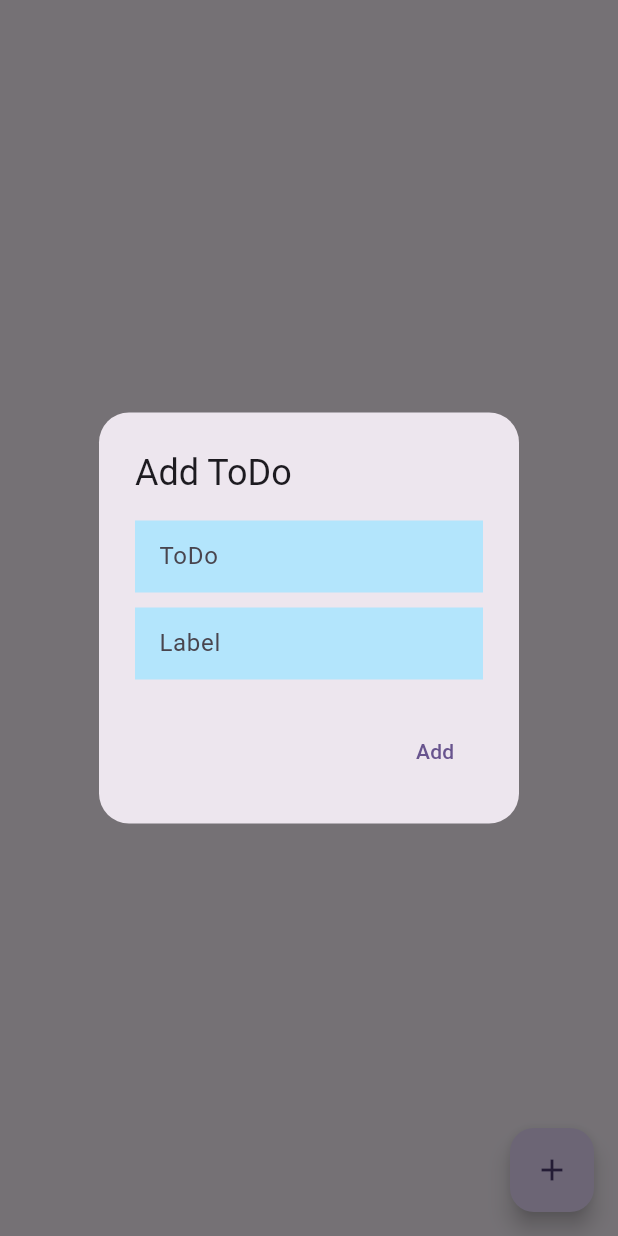
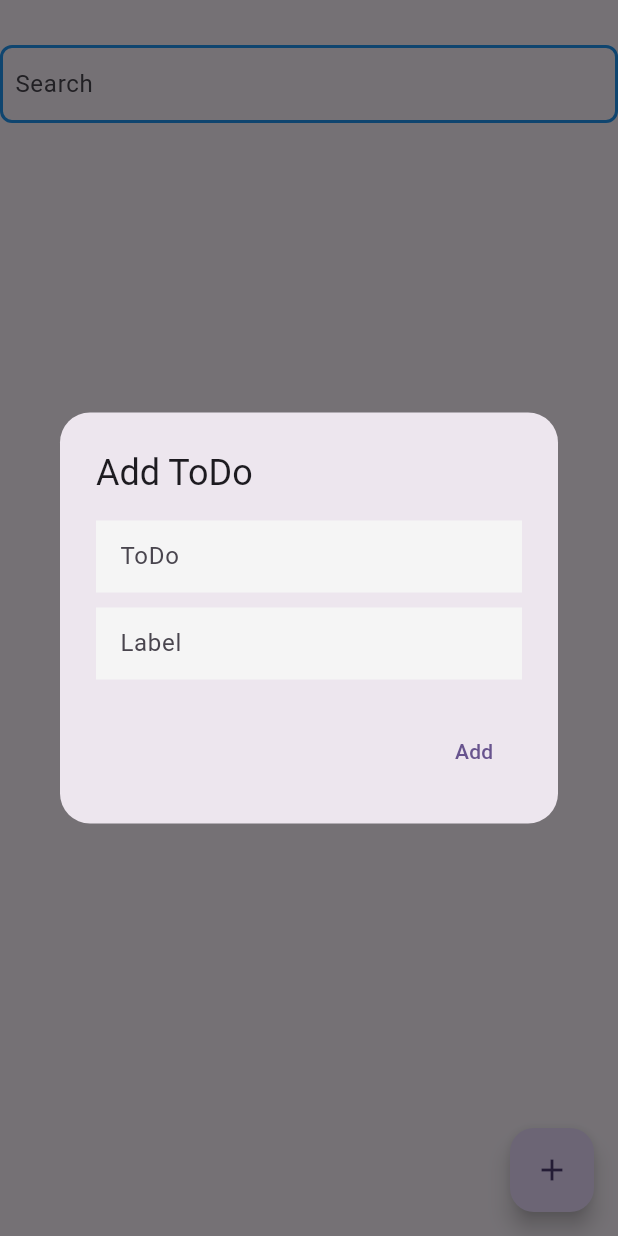
Before and after one commit to AustinJNilavoor/todo, a Flutter app: the screen it shows after launch, after a tap on the "add" icon, on a phone screen of 412 x 824 dp. Run offline on Flutter 3.47's test engine with Material 3 defaults, Android fonts, the phone set to English and light mode, and no system bars; our stand-ins replace hive, hive_flutter; accounts and stored records are empty.

Commit message:
wrapped each todo with container

```diff
--- a/lib/homepage.dart
+++ b/lib/homepage.dart
@@ -13,6 +13,7 @@ class HomePage extends StatefulWidget {
 class _HomePageState extends State<HomePage> {
   final todoController = TextEditingController();
   final labelController = TextEditingController();
+  final searchController = TextEditingController();
   final formKey = GlobalKey<FormState>();
   @override
   void dispose() {
@@ -48,6 +49,8 @@ class _HomePageState extends State<HomePage> {
       title: const Text('Add ToDo'),
       content: Form(
         key: formKey,
+        child: SizedBox(
+          width: 300,
           child: Column(
             mainAxisSize: MainAxisSize.min,
             children: [
@@ -56,7 +59,7 @@ class _HomePageState extends State<HomePage> {
                 controller: todoController,
                 decoration: InputDecoration(
                   filled: true,
-                fillColor: Colors.lightBlue.shade100,
+                  fillColor: Colors.grey.shade100,
                   border: InputBorder.none,
                   hintText: "ToDo",
                 ),
@@ -66,12 +69,13 @@ class _HomePageState extends State<HomePage> {
                 controller: labelController,
                 decoration: InputDecoration(
                   filled: true,
-                fillColor: Colors.lightBlue.shade100,
+                  fillColor: Colors.grey.shade100,
                   border: InputBorder.none,
                   hintText: "Label",
                 ),
               ),
             ],
+          ),
         ),
       ),
       actions: [addButton(context, todoController)],
@@ -83,7 +87,6 @@ class _HomePageState extends State<HomePage> {
       onPressed: () {
         final isValid = formKey.currentState!.validate();
         if (isValid) {
-          print(todoctrl.text);
           addTodo(todoctrl.text);
           todoctrl.text = '';
           Navigator.of(context).pop();
@@ -95,12 +98,51 @@ class _HomePageState extends State<HomePage> {
 
   Widget buildBody(List<Todo> todos) {
     todos.sort((a, b) => (b.isTicked ? 0 : 1) - (a.isTicked ? 0 : 1));
-    return ListView.builder(
+    return SizedBox(
+      width: double.infinity,
+      child: Column(
+        crossAxisAlignment: CrossAxisAlignment.center,
+        children: [
+          SizedBox(height: 30,),
+          Container(
+            width: 500,
+            decoration: BoxDecoration(
+              border: Border.all(
+                color: Colors.blue,
+                width: 2,
+              ),
+              borderRadius: BorderRadius.circular(8),
+            ),
+            child: Padding(
+              padding: const EdgeInsets.only(left: 8.0,right: 8),
+              child: TextField(
+                decoration: InputDecoration(hintText: "Search",border: InputBorder.none,),
+              ),
+            ),
+          ),
+          SizedBox(height: 30,),
+          Expanded(
+            child: SizedBox(
+              width: 700,
+              child: ListView.builder(
                 shrinkWrap: true,
                 itemCount: todos.length,
                 padding: EdgeInsets.all(12),
                 itemBuilder: (context, index) {
-        return Row(
+                  return Padding(
+                    padding: const EdgeInsets.all(4.0),
+                    child: Container(
+                      decoration: BoxDecoration(color: Colors.grey.shade300,borderRadius: BorderRadius.circular(10)),
+                      child: Padding(
+                        padding: const EdgeInsets.all(3.0),
+                        child: Row(
+                          mainAxisAlignment: MainAxisAlignment.spaceBetween,
+                          // mainAxisSize: MainAxisSize.min,
+                          children: [
+                            Row(
+                              // mainAxisAlignment: MainAxisAlignment.start,
+                              // crossAxisAlignment: CrossAxisAlignment.start,
+                              // mainAxisSize: MainAxisSize.min,
                               children: [
                                 IconButton(
                                   onPressed: () {
@@ -115,13 +157,24 @@ class _HomePageState extends State<HomePage> {
                                         : Icons.check_box_outline_blank,
                                   ),
                                 ),
-            Text(
+                                SizedBox(
+                                  width: 580,
+                                  child: Text(
+                                    softWrap: true,
+                                    overflow: TextOverflow.visible,
+                                    maxLines: null,
                                     todos[index].todo,
                                     style: TextStyle(
                                       decoration:
-                    todos[index].isTicked ? TextDecoration.lineThrough : null,
+                                          todos[index].isTicked
+                                              ? TextDecoration.lineThrough
+                                              : null,
                                     ),
                                   ),
+                                ),
+                              ],
+                            ),
+
                             IconButton(
                               onPressed: () {
                                 deleteTodo(todos[index]);
@@ -129,8 +182,16 @@ class _HomePageState extends State<HomePage> {
                               icon: Icon(Icons.delete),
                             ),
                           ],
+                        ),
+                      ),
+                    ),
                   );
                 },
+              ),
+            ),
+          ),
+        ],
+      ),
     );
   }
 
```
Lines whose indentation alone changed are shown as unchanged.
